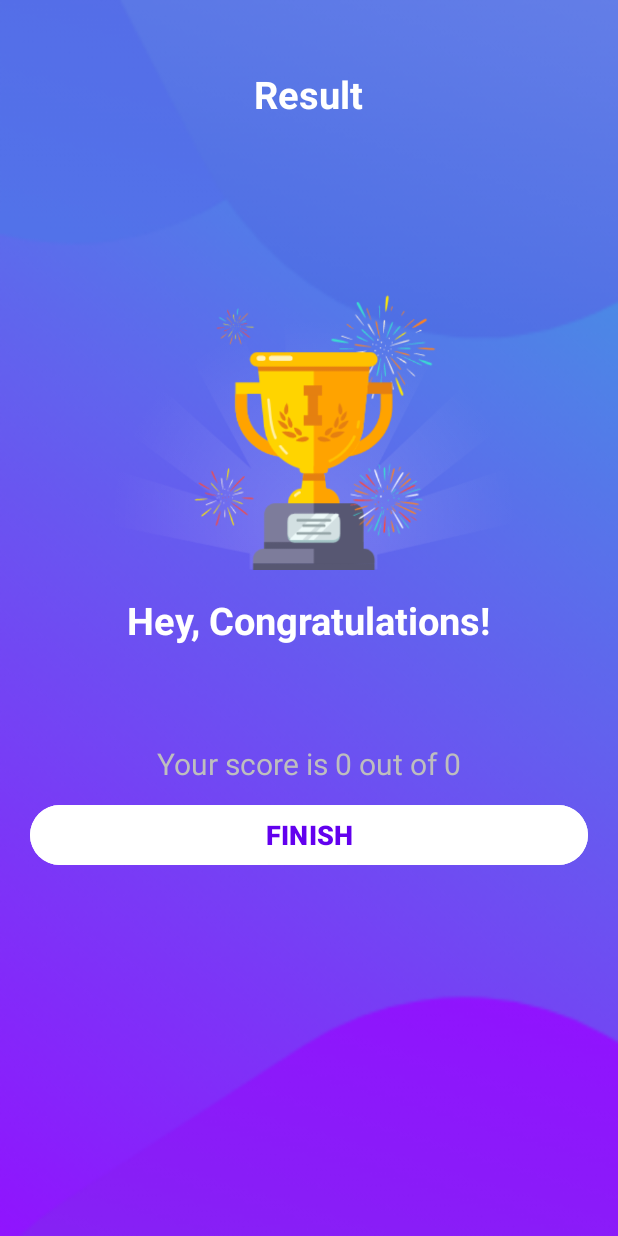
After one commit to irfanramadhiya/MyQuizApp, an Android app: the ResultActivity screen opened directly, with no data from a screen before it, on a phone screen of 412 x 824 dp. The commit adds this screen. Run offline under Robolectric (Android 15) with nearby library versions, the phone set to English and light mode, and no system bars.

Commit message:
finish Result Page, fix selected option bug

```diff
--- a/app/src/main/AndroidManifest.xml
+++ b/app/src/main/AndroidManifest.xml
@@ -12,6 +12,9 @@
         android:supportsRtl="true"
         android:theme="@style/Theme.MyQuizApp"
         tools:targetApi="31">
+        <activity
+            android:name=".ResultActivity"
+            android:exported="false" />
         <activity
             android:name=".QuizQuestionsActivity"
             android:exported="false" />
--- a/app/src/main/java/com/example/myquizapp/Constants.kt
+++ b/app/src/main/java/com/example/myquizapp/Constants.kt
@@ -1,6 +1,11 @@
 package com.example.myquizapp
 
 object Constants {
+
+    const val USER_NAME: String = "user_name"
+    const val TOTAL_QUESTIONS: String = "total_questions"
+    const val CORRECT_ANSWERS: String = "correct_answers"
+
     fun getQuestion(): ArrayList<Question>{
         val questionsList = ArrayList<Question>()
 
--- a/app/src/main/java/com/example/myquizapp/MainActivity.kt
+++ b/app/src/main/java/com/example/myquizapp/MainActivity.kt
@@ -13,13 +13,14 @@ class MainActivity : AppCompatActivity() {
         setContentView(R.layout.activity_main)
 
         val btn_start : Button = findViewById(R.id.btn_start)
-        val et_text : EditText = findViewById(R.id.et_name)
+        val et_name : EditText = findViewById(R.id.et_name)
         btn_start.setOnClickListener {
-            if(et_text.text.isEmpty()){
+            if(et_name.text.isEmpty()){
                 Toast.makeText(this, "Name can't be empty!", Toast.LENGTH_SHORT).show()
             }
             else{
                 val intent: Intent = Intent(this, QuizQuestionsActivity::class.java)
+                intent.putExtra(Constants.USER_NAME, et_name.text.toString())
                 startActivity(intent)
                 finish()
             }
--- /dev/null
+++ b/app/src/main/java/com/example/myquizapp/ResultActivity.kt
@@ -0,0 +1,31 @@
+package com.example.myquizapp
+
+import android.content.Intent
+import androidx.appcompat.app.AppCompatActivity
+import android.os.Bundle
+import android.widget.Button
+import android.widget.TextView
+
+class ResultActivity : AppCompatActivity() {
+    override fun onCreate(savedInstanceState: Bundle?) {
+        super.onCreate(savedInstanceState)
+        setContentView(R.layout.activity_result)
+
+        val tv_name: TextView = findViewById(R.id.tv_name)
+        val tv_score: TextView = findViewById(R.id.tv_score)
+        val btn_finish: Button = findViewById(R.id.btn_finish)
+
+        tv_name.text =  intent.getStringExtra(Constants.USER_NAME)
+
+        val totalQuestions = intent.getIntExtra(Constants.TOTAL_QUESTIONS, 0)
+        val correctAnswers = intent.getIntExtra(Constants.CORRECT_ANSWERS, 0)
+
+        val scoreText = "Your score is $correctAnswers out of $totalQuestions"
+
+        tv_score.text = scoreText
+
+        btn_finish.setOnClickListener {
+            startActivity(Intent(this, MainActivity::class.java))
+        }
+    }
+}
--- /dev/null
+++ b/app/src/main/res/layout/activity_result.xml
@@ -0,0 +1,70 @@
+<?xml version="1.0" encoding="utf-8"?>
+<LinearLayout xmlns:android="http://schemas.android.com/apk/res/android"
+    xmlns:app="http://schemas.android.com/apk/res-auto"
+    xmlns:tools="http://schemas.android.com/tools"
+    android:layout_width="match_parent"
+    android:layout_height="match_parent"
+    android:background="@drawable/ic_bg"
+    android:orientation="vertical"
+    android:gravity="center_horizontal"
+    android:padding="20dp"
+    tools:context=".ResultActivity">
+
+    <TextView
+        android:id="@+id/tv_result"
+        android:layout_width="wrap_content"
+        android:layout_height="wrap_content"
+        android:layout_marginTop="25dp"
+        android:text="Result"
+        android:textColor="@color/white"
+        android:textSize="25sp"
+        android:textStyle="bold"/>
+
+    <ImageView
+        android:id="@+id/iv_trophy"
+        android:layout_width="wrap_content"
+        android:layout_height="300dp"
+        android:contentDescription="image"
+        android:src="@drawable/ic_trophy"/>
+
+    <TextView
+        android:id="@+id/tv_congratulations"
+        android:layout_width="wrap_content"
+        android:layout_height="wrap_content"
+        android:layout_marginTop="16dp"
+        android:text="Hey, Congratulations!"
+        android:textColor="@color/white"
+        android:textSize="25sp"
+        android:textStyle="bold"/>
+
+    <TextView
+        android:id="@+id/tv_name"
+        android:layout_width="wrap_content"
+        android:layout_height="wrap_content"
+        android:layout_marginTop="25dp"
+        android:textColor="@color/white"
+        android:textSize="22sp"
+        android:textStyle="bold"
+        tools:text="username"/>
+
+    <TextView
+        android:id="@+id/tv_score"
+        android:layout_width="wrap_content"
+        android:layout_height="wrap_content"
+        android:layout_marginTop="10dp"
+        android:textColor="@android:color/secondary_text_dark"
+        android:textSize="20sp"
+        tools:text="Your score is 9 out of 10"/>
+
+    <Button
+        android:id="@+id/btn_finish"
+        android:layout_width="match_parent"
+        android:layout_height="wrap_content"
+        android:layout_marginTop="10dp"
+        android:backgroundTint="@color/white"
+        android:text="FINISH"
+        android:textColor="@color/design_default_color_primary"
+        android:textSize="18sp"
+        android:textStyle="bold"/>
+
+</LinearLayout>
```
Also changed, not shown: app/src/main/java/com/example/myquizapp/QuizQuestionsActivity.kt (+86 -5 lines), app/src/main/res/drawable/correct_option_border_bg.xml (added, +8 -0 lines), app/src/main/res/drawable/wrong_option_border_bg.xml (added, +8 -0 lines), app/src/main/res/drawable/ic_trophy.png (added).
